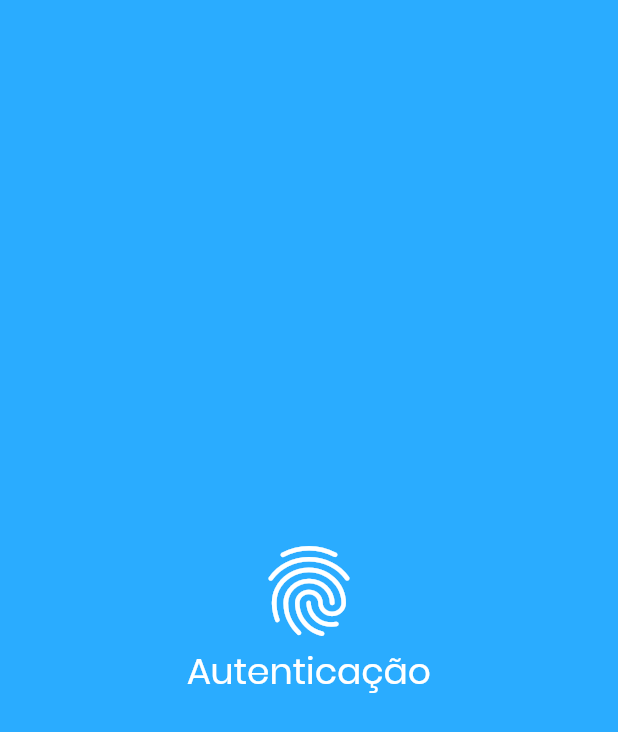
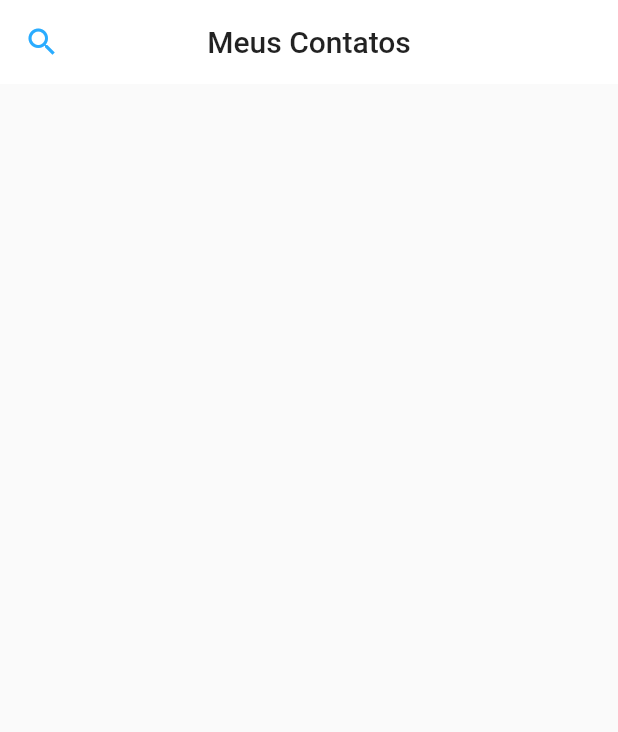
Before and after one commit to VadaGuilherme/MyContacts, a Flutter app: the screen it shows after launch, on a phone screen of 412 x 824 dp. Shown: the top 732 px of the screen. Run offline on Flutter 3.47's test engine with Material 2 defaults, Android fonts, the phone set to English and light mode, and no system bars.

Commit message:
Created home page

```diff
--- a/lib/android/android.app.dart
+++ b/lib/android/android.app.dart
@@ -1,4 +1,5 @@
 import 'package:contacts/android/styles.dart';
+import 'package:contacts/android/views/home.view.dart';
 import 'package:contacts/android/views/splash.view.dart';
 import 'package:flutter/material.dart';
 
@@ -9,6 +10,6 @@ class AndroidApp extends StatelessWidget {
         title: 'Contacts',
         debugShowCheckedModeBanner: false,
         theme: androidTheme(),
-        home: SplashView());
+        home: HomeView());
   }
 }
--- a/lib/android/styles.dart
+++ b/lib/android/styles.dart
@@ -1,6 +1,6 @@
 import 'package:flutter/material.dart';
 
-const brightness = Brightness.dark;
+const brightness = Brightness.light;
 const primaryColor = const Color(0xFF2AACFF);
 const accentColor = const Color(0xFFFFFFFF);
 
--- /dev/null
+++ b/lib/android/views/home.view.dart
@@ -0,0 +1,22 @@
+import 'package:flutter/material.dart';
+
+class HomeView extends StatelessWidget {
+  @override
+  Widget build(BuildContext context) {
+    return Scaffold(
+      appBar: AppBar(
+        backgroundColor: Colors.white,
+        elevation: 0,
+        title: Text("Meus Contatos"),
+        centerTitle: true,
+        leading: FlatButton(
+          onPressed: () {},
+          child: Icon(
+            Icons.search,
+            color: Theme.of(context).primaryColor,
+          ),
+        ),
+      ),
+    );
+  }
+}
```
